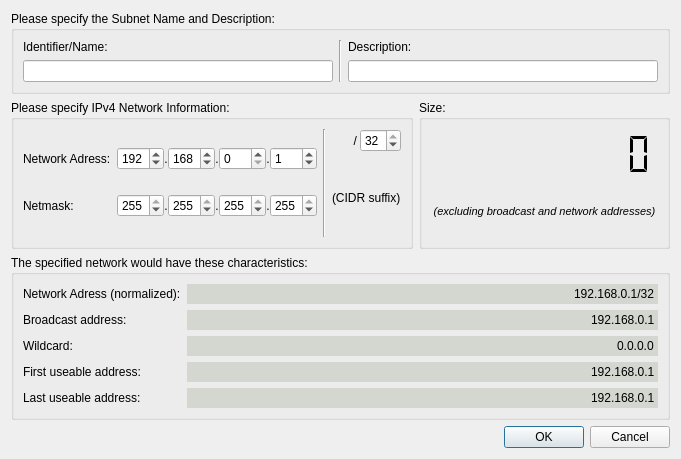
First picture: the form in sm_ipv4editdialog.ui, repository lordwolfchild/subnetmapper, before the edit.
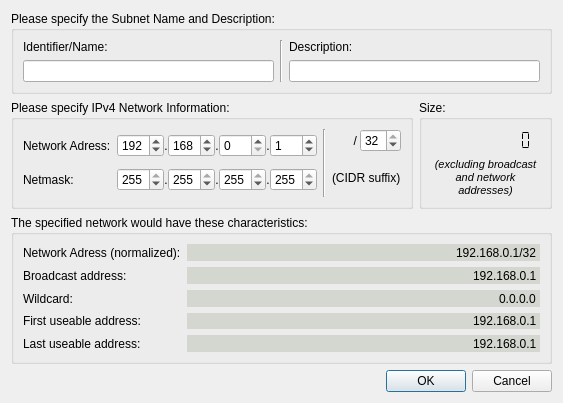
Second picture: the form after the edit.

The edit to the form file:
```diff
--- a/sm_ipv4editdialog.ui
+++ b/sm_ipv4editdialog.ui
@@ -6,8 +6,8 @@
    <rect>
     <x>0</x>
     <y>0</y>
-    <width>681</width>
-    <height>459</height>
+    <width>561</width>
+    <height>391</height>
    </rect>
   </property>
   <property name="windowTitle">
```
Left out of the diff: 2 changed lines with no effect on the pictures.
